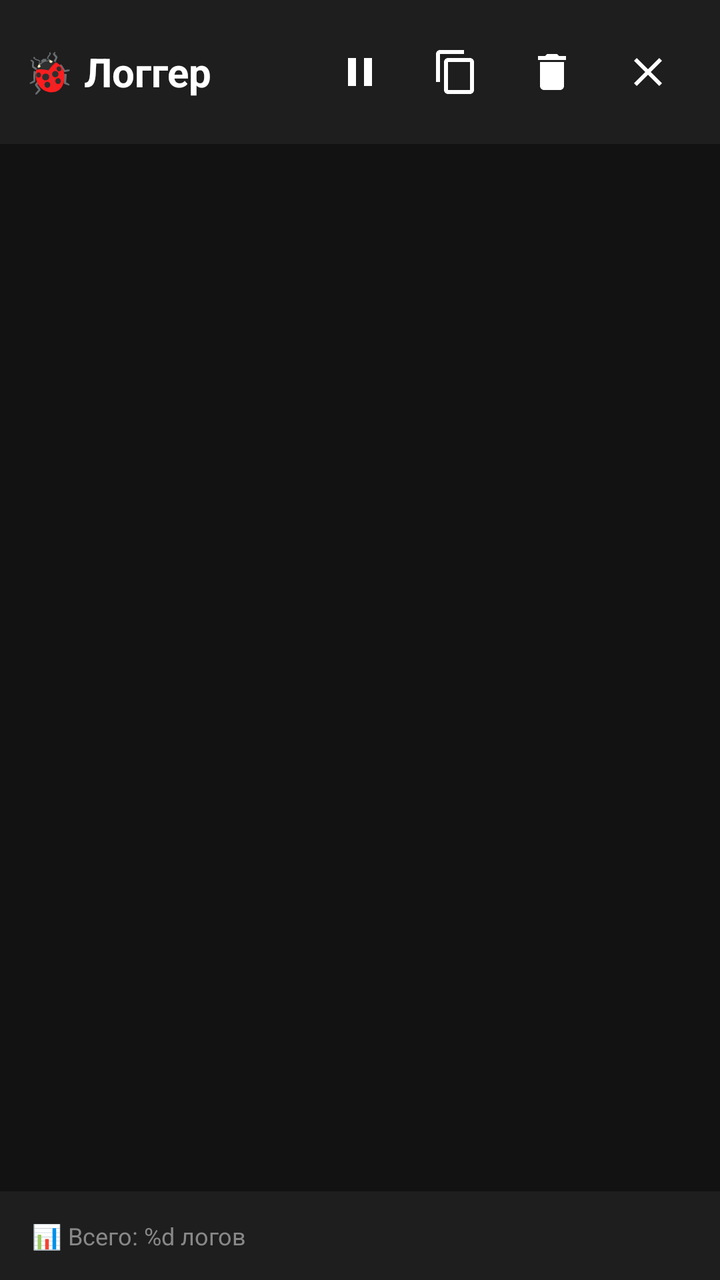
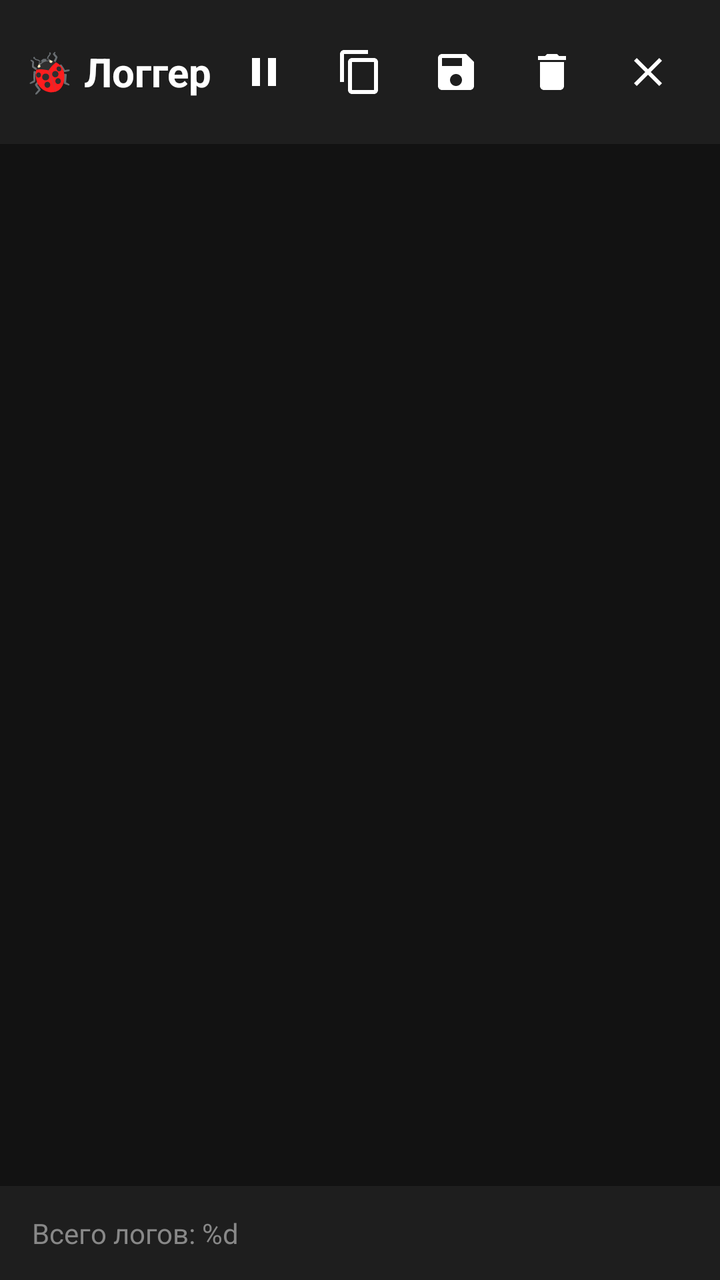

Before-and-after screenshots of an Android layout around one commit, followed by the original layout XML and the change that was made.
<!-- AndroidManifest.xml: activity theme Theme.QutyLaunch -->
<!-- res/layout/activity_logger.xml -->
<LinearLayout xmlns:android="http://schemas.android.com/apk/res/android"
    android:layout_width="match_parent"
    android:layout_height="match_parent"
    android:orientation="vertical"
    android:background="#121212">

    
    <LinearLayout
        android:layout_width="match_parent"
        android:layout_height="wrap_content"
        android:orientation="horizontal"
        android:gravity="center_vertical"
        android:padding="12dp"
        android:background="#1E1E1E">

        <TextView
            android:layout_width="0dp"
            android:layout_height="wrap_content"
            android:layout_weight="1"
            android:text="@string/logger_title"
            android:textColor="#FFFFFF"
            android:textSize="20sp"
            android:textStyle="bold" />

        
        <ImageButton
            android:id="@+id/btn_pause"
            android:layout_width="48dp"
            android:layout_height="48dp"
            android:src="@drawable/ic_pause"
            android:background="?android:attr/selectableItemBackgroundBorderless"
            android:contentDescription="@string/logger_pause"
            android:padding="12dp" />

        
        <ImageButton
            android:id="@+id/btn_copy"
            android:layout_width="48dp"
            android:layout_height="48dp"
            android:src="@drawable/ic_copy"
            android:background="?android:attr/selectableItemBackgroundBorderless"
            android:contentDescription="@string/logger_copy"
            android:padding="12dp" />

        
        <ImageButton
            android:id="@+id/btn_clear"
            android:layout_width="48dp"
            android:layout_height="48dp"
            android:src="@drawable/ic_clear"
            android:background="?android:attr/selectableItemBackgroundBorderless"
            android:contentDescription="@string/logger_clear"
            android:padding="12dp" />

        
        <ImageButton
            android:id="@+id/btn_close"
            android:layout_width="48dp"
            android:layout_height="48dp"
            android:src="@drawable/ic_close"
            android:background="?android:attr/selectableItemBackgroundBorderless"
            android:contentDescription="@string/logger_close"
            android:padding="12dp" />

    </LinearLayout>

    
    <androidx.recyclerview.widget.RecyclerView
        android:id="@+id/recycler_logs"
        android:layout_width="match_parent"
        android:layout_height="0dp"
        android:layout_weight="1"
        android:padding="8dp"
        android:clipToPadding="false"
        android:scrollbars="vertical" />

    
    <LinearLayout
        android:layout_width="match_parent"
        android:layout_height="wrap_content"
        android:orientation="horizontal"
        android:gravity="center_vertical"
        android:padding="14dp"
        android:paddingStart="16dp"
        android:paddingEnd="16dp"
        android:background="#1E1E1E">

        
        <TextView
            android:id="@+id/tv_status"
            android:layout_width="0dp"
            android:layout_height="wrap_content"
            android:layout_weight="1"
            android:text="@string/logger_status"
            android:textColor="#888888"
            android:textSize="12sp" />

        
        <TextView
            android:id="@+id/tv_pause_indicator"
            android:layout_width="wrap_content"
            android:layout_height="wrap_content"
            android:text="@string/logger_paused"
            android:textColor="#FF9800"
            android:textSize="12sp"
            android:visibility="gone" />

    </LinearLayout>

</LinearLayout>
<!-- resources referenced by this layout -->
<resources>
  <!-- drawable ic_clear (drawable) -->
  <vector xmlns:android="http://schemas.android.com/apk/res/android"
      android:width="24dp"
      android:height="24dp"
      android:viewportWidth="24"
      android:viewportHeight="24">
      <path
          android:fillColor="#FFFFFF"
          android:pathData="M6,19c0,1.1 0.9,2 2,2h8c1.1,0 2,-0.9 2,-2V7H6v12zM19,4h-3.5l-1,-1h-5l-1,1H5v2h14V4z"/>
  </vector>
  <!-- drawable ic_close (drawable) -->
  <vector xmlns:android="http://schemas.android.com/apk/res/android"
      android:width="24dp"
      android:height="24dp"
      android:viewportWidth="24"
      android:viewportHeight="24">
      <path
          android:fillColor="#FFFFFF"
          android:pathData="M19,6.41L17.59,5 12,10.59 6.41,5 5,6.41 10.59,12 5,17.59 6.41,19 12,13.41 17.59,19 19,17.59 13.41,12z"/>
  </vector>
  <!-- drawable ic_copy (drawable) -->
  <vector xmlns:android="http://schemas.android.com/apk/res/android"
      android:width="24dp"
      android:height="24dp"
      android:viewportWidth="24"
      android:viewportHeight="24">
      <path
          android:fillColor="#FFFFFF"
          android:pathData="M16,1H4c-1.1,0 -2,0.9 -2,2v14h2V3h12V1zm3,4H8c-1.1,0 -2,0.9 -2,2v14c0,1.1 0.9,2 2,2h11c1.1,0 2,-0.9 2,-2V7c0,-1.1 -0.9,-2 -2,-2zm0,16H8V7h11v14z"/>
  </vector>
  <!-- drawable ic_pause (drawable) -->
  <vector xmlns:android="http://schemas.android.com/apk/res/android"
      android:width="24dp"
      android:height="24dp"
      android:viewportWidth="24"
      android:viewportHeight="24">
      <path
          android:fillColor="#FFFFFF"
          android:pathData="M6,19h4V5H6v14zm8,-14v14h4V5h-4z"/>
  </vector>
  <string name="logger_clear">Очистить</string>
  <string name="logger_close">Закрыть</string>
  <string name="logger_copy">Копировать</string>
  <string name="logger_pause">Пауза</string>
  <string name="logger_paused">Сбор логов приостановлен</string>
  <string name="logger_status" formatted="false">📊 Всего: %d логов</string>
  <string name="logger_title">🐞 Логгер</string>
  <style name="Theme.QutyLaunch" parent="Theme.AppCompat.NoActionBar">
          
          <item name="android:navigationBarColor">@android:color/transparent</item>
          <item name="android:statusBarColor">@android:color/transparent</item>
  
          
          <item name="android:windowLayoutInDisplayCutoutMode">shortEdges</item>
  
          
          <item name="android:fitsSystemWindows">false</item>
  
          
          <item name="android:windowDrawsSystemBarBackgrounds">true</item>
      </style>
</resources>

<!-- the commit's change to res/layout/activity_logger.xml (unified diff, before → after) -->
@@ -40,6 +40,16 @@
             android:src="@drawable/ic_copy"
             android:background="?android:attr/selectableItemBackgroundBorderless"
             android:contentDescription="@string/logger_copy"
+            android:padding="12dp" />
+
+        
+        <ImageButton
+            android:id="@+id/btn_save"
+            android:layout_width="48dp"
+            android:layout_height="48dp"
+            android:src="@drawable/ic_save"
+            android:background="?android:attr/selectableItemBackgroundBorderless"
+            android:contentDescription="@string/logger_save"
             android:padding="12dp" />
 
         
@@ -93,7 +103,7 @@
             android:layout_weight="1"
             android:text="@string/logger_status"
             android:textColor="#888888"
-            android:textSize="12sp" />
+            android:textSize="14sp" />
 
         
         <TextView
@@ -102,7 +112,7 @@
             android:layout_height="wrap_content"
             android:text="@string/logger_paused"
             android:textColor="#FF9800"
-            android:textSize="12sp"
+            android:textSize="14sp"
             android:visibility="gone" />
 
     </LinearLayout>
<!-- resource entries referenced after the edit -->
@@ -40,12 +40,23 @@
           android:fillColor="#FFFFFF"
           android:pathData="M6,19h4V5H6v14zm8,-14v14h4V5h-4z"/>
   </vector>
+  <!-- drawable ic_save (drawable) -->
+  <vector xmlns:android="http://schemas.android.com/apk/res/android"
+      android:width="24dp"
+      android:height="24dp"
+      android:viewportWidth="24"
+      android:viewportHeight="24">
+      <path
+          android:fillColor="#FFFFFF"
+          android:pathData="M17,3H5c-1.11,0 -2,0.9 -2,2v14c0,1.1 0.89,2 2,2h14c1.1,0 2,-0.9 2,-2V7l-4,-4zm-5,16c-1.66,0 -3,-1.34 -3,-3s1.34,-3 3,-3 3,1.34 3,3 -1.34,3 -3,3zm3,-10H5V5h10v4z"/>
+  </vector>
   <string name="logger_clear">Очистить</string>
   <string name="logger_close">Закрыть</string>
   <string name="logger_copy">Копировать</string>
   <string name="logger_pause">Пауза</string>
   <string name="logger_paused">Сбор логов приостановлен</string>
-  <string name="logger_status" formatted="false">📊 Всего: %d логов</string>
+  <string name="logger_save">Сохранить логи</string>
+  <string name="logger_status" formatted="false">Всего логов: %d</string>
   <string name="logger_title">🐞 Логгер</string>
   <style name="Theme.QutyLaunch" parent="Theme.AppCompat.NoActionBar">
           
